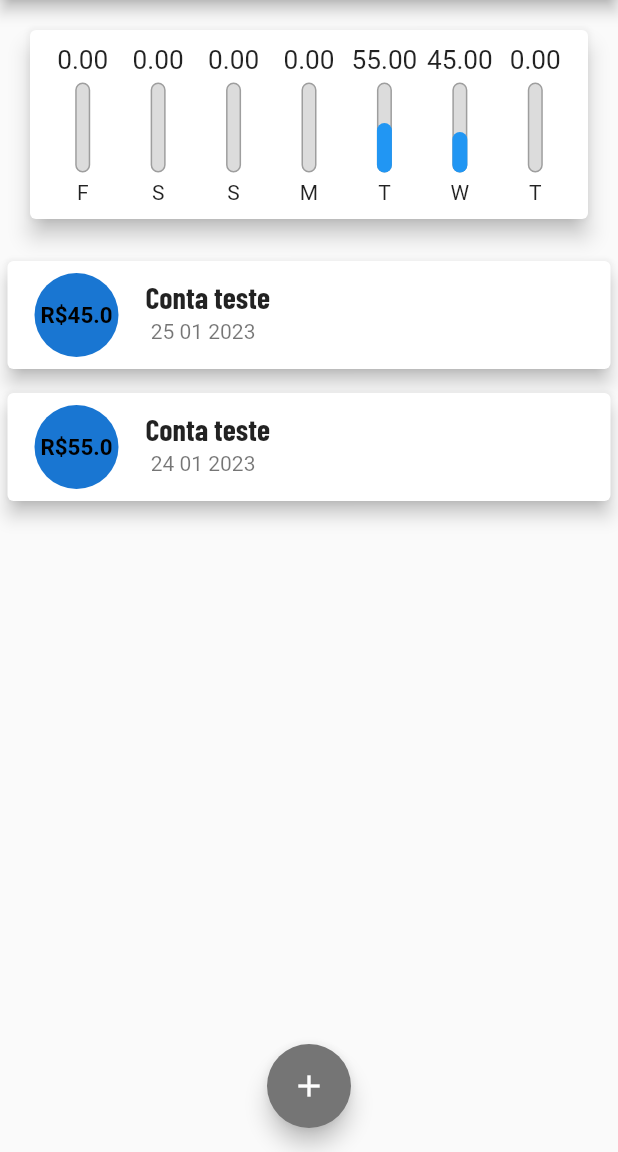
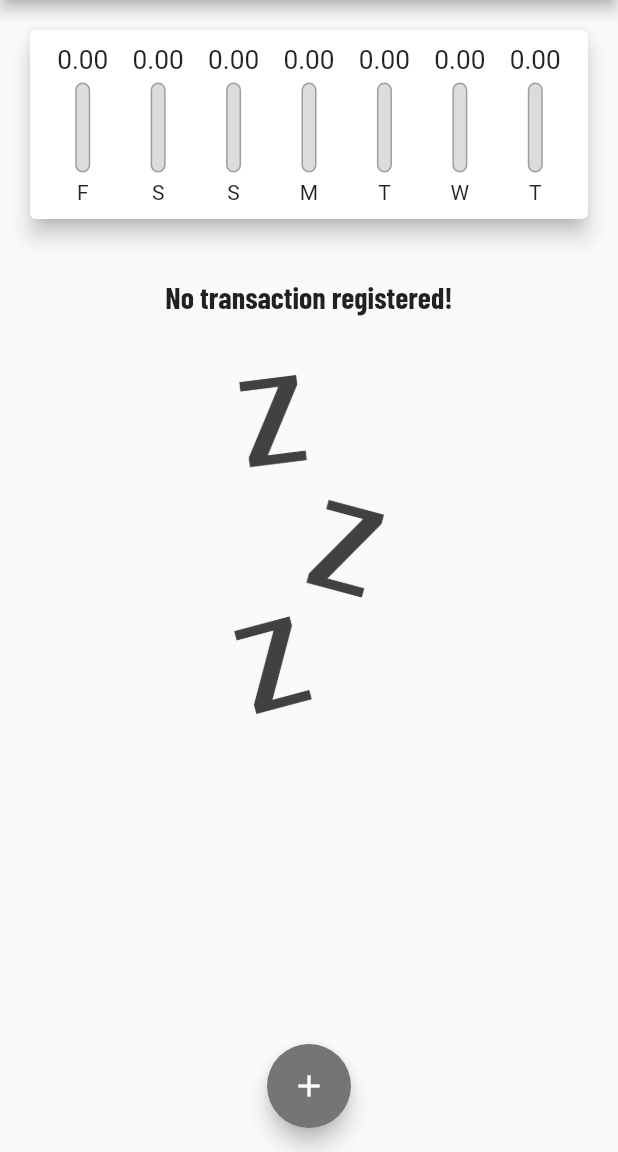
Before and after one commit to Luis020-hub/Despesas-Pessoais-Flutter, a Flutter app: the screen it shows after launch, on a phone screen of 412 x 824 dp, the part 84-1236 px from its top. Run offline on Flutter 3.47's test engine with Material 2 defaults, Android fonts, the phone set to English and light mode, and no system bars.

Commit message:
25/01/2023
- Mudança no tamanho da imagem de fundo.
- Se a data ficar vazia, a data é alterada para o mesmo dia.

```diff
--- a/lib/components/chart.dart
+++ b/lib/components/chart.dart
@@ -54,7 +54,7 @@ class Chart extends StatelessWidget {
               child: ChartBar(
                 label: tr['day'].toString(),
                 value: tr['value'] as double,
-                percent: (tr['value'] as double) / _weekTotalValue,
+                percent: _weekTotalValue == 0 ? 0 : (tr['value'] as double) / _weekTotalValue,
               ),
             );
           }).toList(),
--- a/lib/components/transaction_list.dart
+++ b/lib/components/transaction_list.dart
@@ -24,6 +24,7 @@ class TransactionList extends StatelessWidget {
                   child: Image.asset(
                     'assets/images/waiting.png',
                     fit: BoxFit.cover,
+                    width: 100,
                   ),
                 ),
               ],
--- a/lib/main.dart
+++ b/lib/main.dart
@@ -51,20 +51,7 @@ class MyHomePage extends StatefulWidget {
 }
 
 class _MyHomePageState extends State<MyHomePage> {
-  final List<Transaction> _transactions = [
-    Transaction(
-      id: 't0',
-      title: 'Conta teste',
-      value: 45,
-      date: DateTime.now().subtract(const Duration(days: 1)),
-    ),
-    Transaction(
-      id: 't1',
-      title: 'Conta teste',
-      value: 55,
-      date: DateTime.now().subtract(const Duration(days: 2)),
-    ),
-  ];
+  final List<Transaction> _transactions = [];
 
   List<Transaction> get _recentTransactions {
     return _transactions.where((tr) {
@@ -74,12 +61,12 @@ class _MyHomePageState extends State<MyHomePage> {
     }).toList();
   }
 
-  _addTransaction(String title, double value) {
+  _addTransaction(String title, double value, DateTime date) {
     final newTransaction = Transaction(
       id: Random().nextDouble().toString(),
       title: title,
       value: value,
-      date: DateTime.now(),
+      date: date,
     );
 
     setState(() {
```
Also changed, not shown: lib/components/transaction_form.dart (+4 -4 lines).
